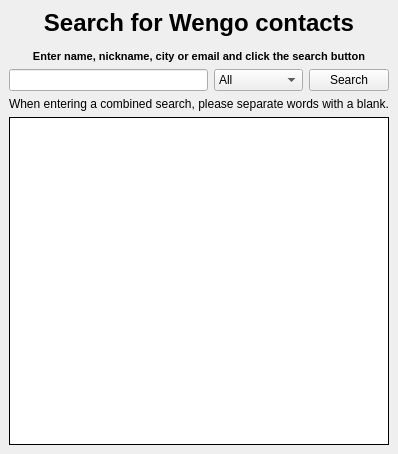
Above: wengophone/src/presentation/qt/webservices/directory/WsDirectory.ui from tkrotoff/WengoPhone before the change. Below: the same form after it.
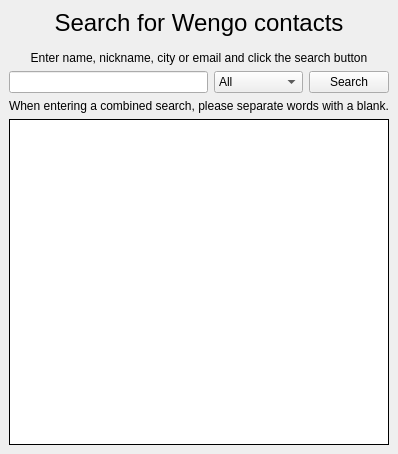
That is the form after the change. Icons and pictures are not drawn.

Commit message: Fixed UI for MacOS X

```diff
--- a/wengophone/src/presentation/qt/webservices/directory/WsDirectory.ui
+++ b/wengophone/src/presentation/qt/webservices/directory/WsDirectory.ui
@@ -346,17 +346,6 @@
        </disabled>
       </palette>
      </property>
-     <property name="font" >
-      <font>
-       <family>MS Shell Dlg</family>
-       <pointsize>8</pointsize>
-       <weight>75</weight>
-       <italic>false</italic>
-       <bold>true</bold>
-       <underline>false</underline>
-       <strikeout>false</strikeout>
-      </font>
-     </property>
      <property name="text" >
       <string>&lt;span style="font-size:18pt;">Search for Wengo contacts&lt;/span>&lt;br />&lt;br />&lt;span>Enter name, nickname, city or email and click the search button&lt;/span></string>
      </property>
```
